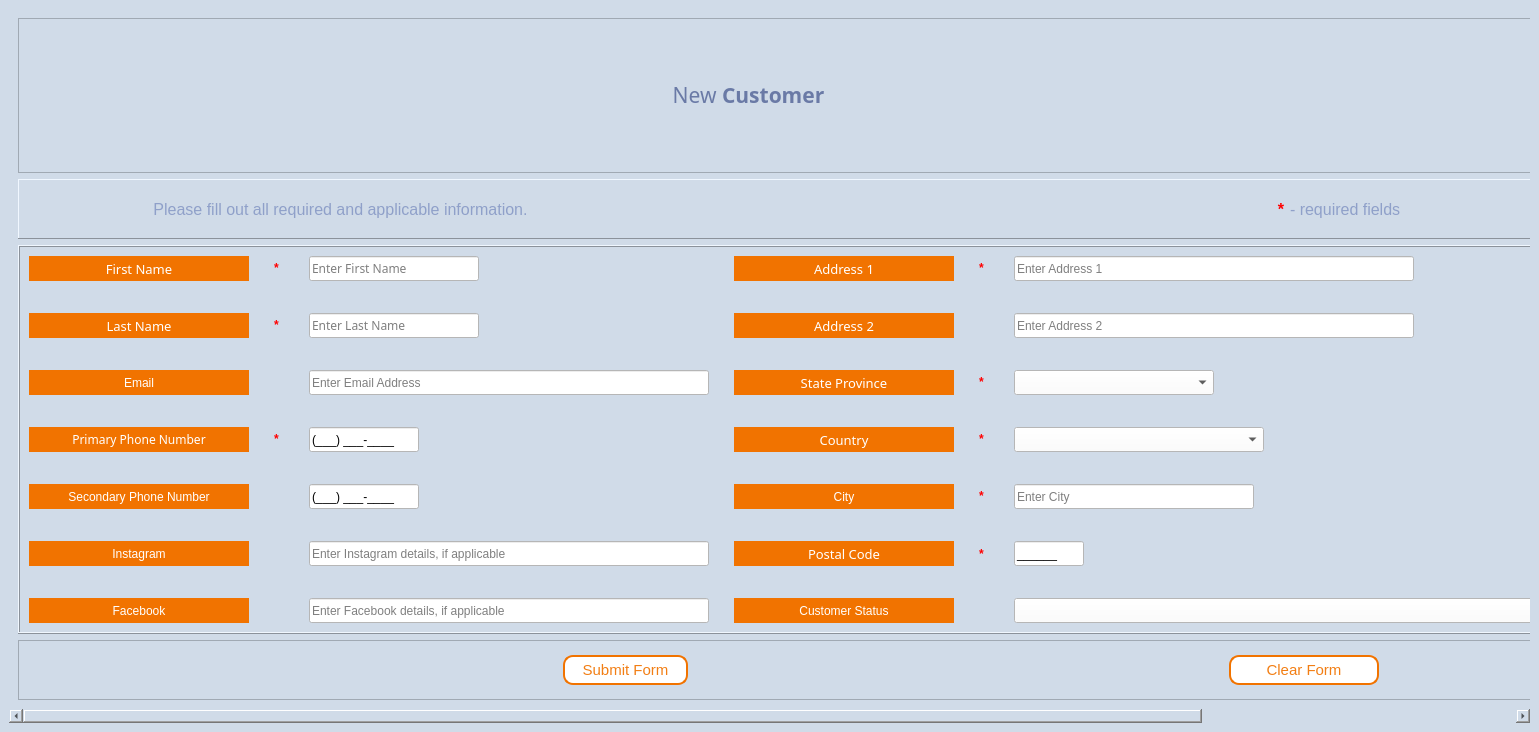
First picture: the form in Hallywell CRMS v1/UI Files/NewCustomerForm.ui, repository apduong/CIS-3365, before the edit.
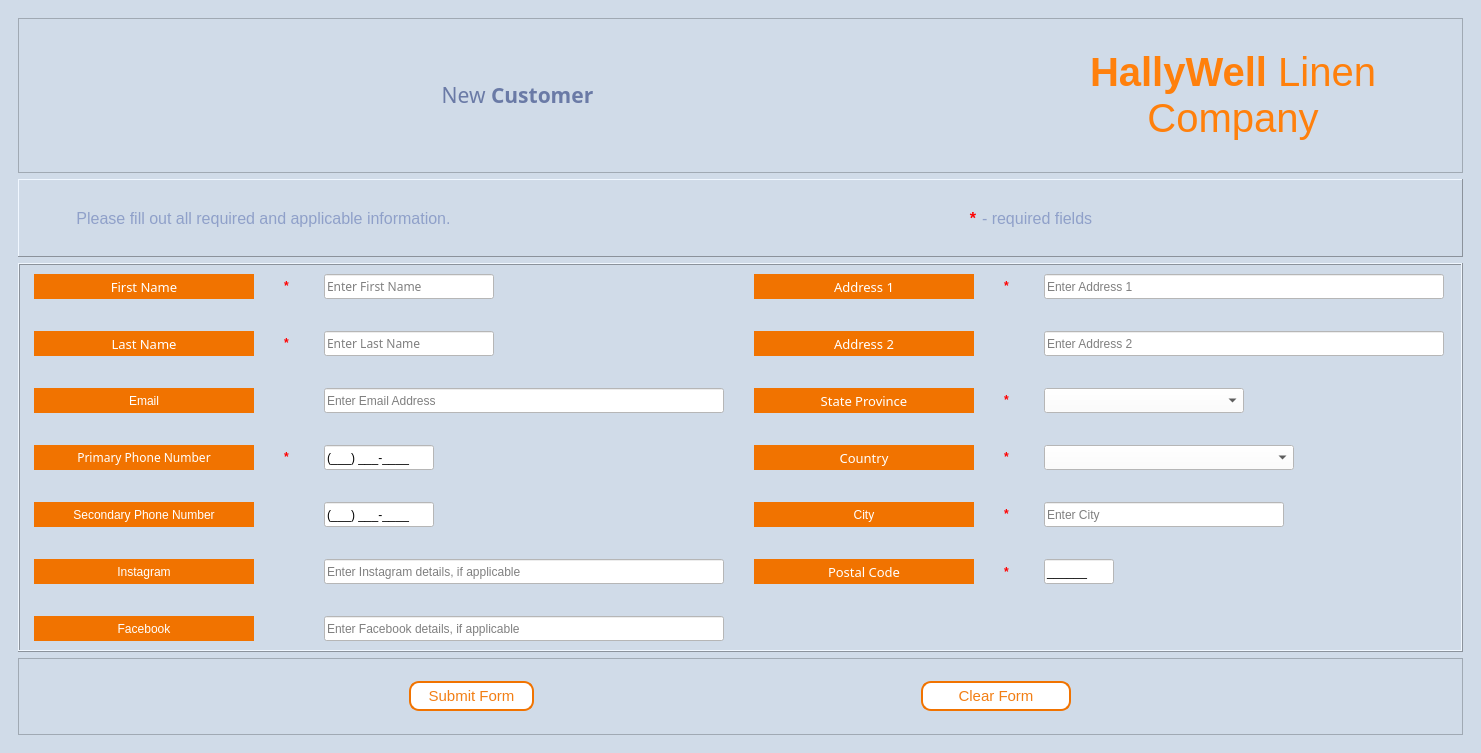
Second picture: the form after the edit.

Patch:
```diff
--- a/Hallywell CRMS v1/UI Files/NewCustomerForm.ui
+++ b/Hallywell CRMS v1/UI Files/NewCustomerForm.ui
@@ -6,8 +6,8 @@
    <rect>
     <x>0</x>
     <y>0</y>
-    <width>1539</width>
-    <height>732</height>
+    <width>1481</width>
+    <height>753</height>
    </rect>
   </property>
   <property name="windowTitle">
@@ -39,8 +39,8 @@
         <rect>
          <x>0</x>
          <y>0</y>
-         <width>1935</width>
-         <height>707</height>
+         <width>1459</width>
+         <height>731</height>
         </rect>
        </property>
        <layout class="QVBoxLayout" name="verticalLayout_2">
@@ -1025,16 +1025,6 @@
              </property>
             </widget>
            </item>
-           <item row="6" column="3">
-            <widget class="QLabel" name="label_22">
-             <property name="text">
-              <string>Customer Status</string>
-             </property>
-             <property name="alignment">
-              <set>Qt::AlignCenter</set>
-             </property>
-            </widget>
-           </item>
            <item row="2" column="4">
             <widget class="QLabel" name="label_21">
              <property name="minimumSize">
@@ -1058,25 +1048,6 @@
              </property>
             </widget>
            </item>
-           <item row="6" column="5">
-            <widget class="QComboBox" name="comboBox">
-             <property name="minimumSize">
-              <size>
-               <width>900</width>
-               <height>25</height>
-              </size>
-             </property>
-             <property name="maximumSize">
-              <size>
-               <width>900</width>
-               <height>25</height>
-              </size>
-             </property>
-             <property name="modelColumn">
-              <number>0</number>
-             </property>
-            </widget>
-           </item>
            <item row="5" column="4">
             <widget class="QLabel" name="label_23">
              <property name="styleSheet">
```
